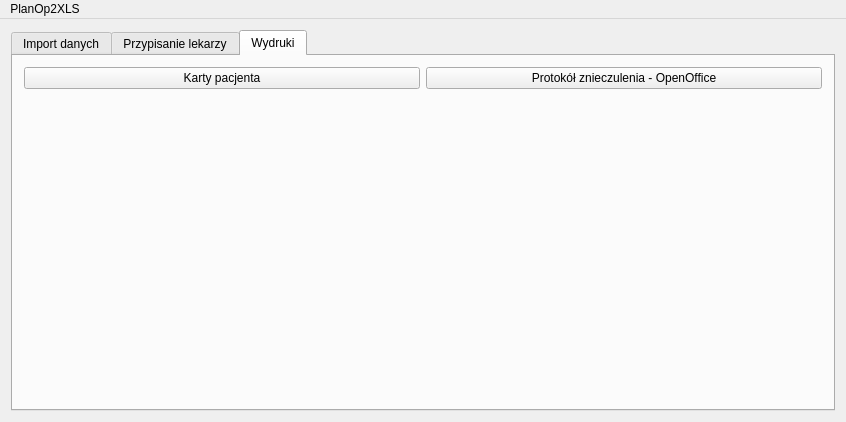
Qt form amms_planop2xls/mainwindow.ui (mpasternak/amms-planop2xls) before a commit.
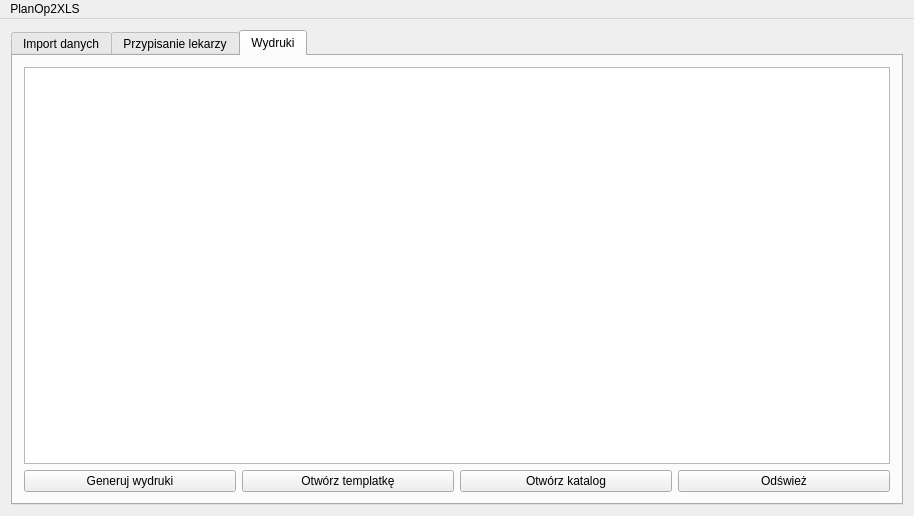
The same form after that commit. The open tabs and pages were chosen to show the change. Icons and pictures are not drawn.

Commit message: Widok tabeli dla templatek

Diff of the .ui file:
```diff
--- a/amms_planop2xls/mainwindow.ui
+++ b/amms_planop2xls/mainwindow.ui
@@ -6,8 +6,8 @@
    <rect>
     <x>0</x>
     <y>0</y>
-    <width>846</width>
-    <height>422</height>
+    <width>914</width>
+    <height>516</height>
    </rect>
   </property>
   <property name="windowTitle">
@@ -167,46 +167,37 @@
        </attribute>
        <layout class="QVBoxLayout" name="verticalLayout_2">
         <item>
-         <layout class="QGridLayout" name="gridLayout">
-          <item row="0" column="0">
-           <widget class="QPushButton" name="pushButton">
+         <widget class="QTableView" name="templatkiTable"/>
+        </item>
+        <item>
+         <layout class="QHBoxLayout" name="horizontalLayout_5">
+          <item>
+           <widget class="QPushButton" name="generujWydrukiButton">
             <property name="text">
-             <string>Karty pacjenta</string>
+             <string>Generuj wydruki</string>
             </property>
            </widget>
           </item>
-          <item row="0" column="1">
-           <widget class="QPushButton" name="pushButton_2">
+          <item>
+           <widget class="QPushButton" name="otworzTemplatkeButton">
             <property name="text">
-             <string>Protokół znieczulenia - OpenOffice</string>
+             <string>Otwórz templatkę</string>
             </property>
            </widget>
           </item>
-          <item row="1" column="0">
-           <spacer name="verticalSpacer">
-            <property name="orientation">
-             <enum>Qt::Vertical</enum>
+          <item>
+           <widget class="QPushButton" name="otworzKatalogButton">
+            <property name="text">
+             <string>Otwórz katalog</string>
             </property>
-            <property name="sizeHint" stdset="0">
-             <size>
-              <width>20</width>
-              <height>40</height>
-             </size>
-            </property>
-           </spacer>
+           </widget>
           </item>
-          <item row="1" column="1">
-           <spacer name="verticalSpacer_2">
-            <property name="orientation">
-             <enum>Qt::Vertical</enum>
+          <item>
+           <widget class="QPushButton" name="odswiezTemplatkiButton">
+            <property name="text">
+             <string>Odśwież</string>
             </property>
-            <property name="sizeHint" stdset="0">
-             <size>
-              <width>20</width>
-              <height>40</height>
-             </size>
-            </property>
-           </spacer>
+           </widget>
           </item>
          </layout>
         </item>
@@ -221,7 +212,7 @@
     <rect>
      <x>0</x>
      <y>0</y>
-     <width>846</width>
+     <width>914</width>
      <height>22</height>
     </rect>
    </property>
```
Left out of the diff: 8 changed lines with no effect on the pictures.
